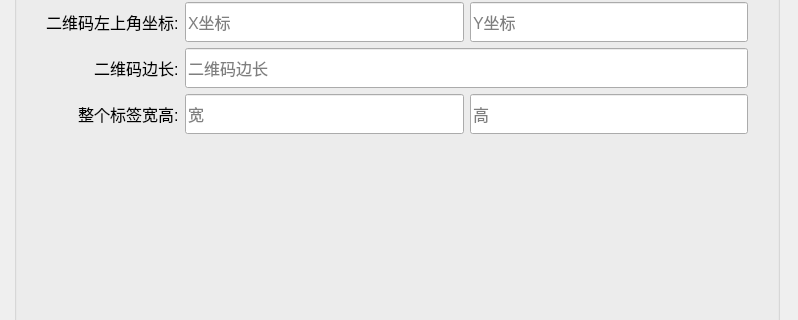
Above: settingwindow.ui from HoMiGT/LaserLineExtractionFrontend before the change; both pictures show x 346 to 1144 and y 162 to 482 of the 1144 by 671 pixel window. Below: the same form after it.
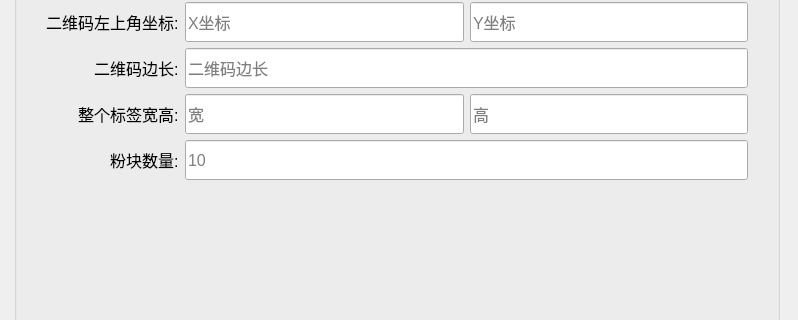
That is the form after the change. Icons and pictures are not drawn.

What changed in the file:
```diff
--- a/settingwindow.ui
+++ b/settingwindow.ui
@@ -845,6 +845,26 @@
                       </item>
                      </layout>
                     </item>
+                    <item row="5" column="0">
+                     <widget class="QLabel" name="label_15">
+                      <property name="text">
+                       <string>粉块数量:</string>
+                      </property>
+                     </widget>
+                    </item>
+                    <item row="5" column="1">
+                     <widget class="QLineEdit" name="lineEdit_blockNum">
+                      <property name="minimumSize">
+                       <size>
+                        <width>0</width>
+                        <height>40</height>
+                       </size>
+                      </property>
+                      <property name="placeholderText">
+                       <string>10</string>
+                      </property>
+                     </widget>
+                    </item>
                    </layout>
                   </item>
                  </layout>
```
Left out of the diff: 2 changed lines with no effect on the pictures.
